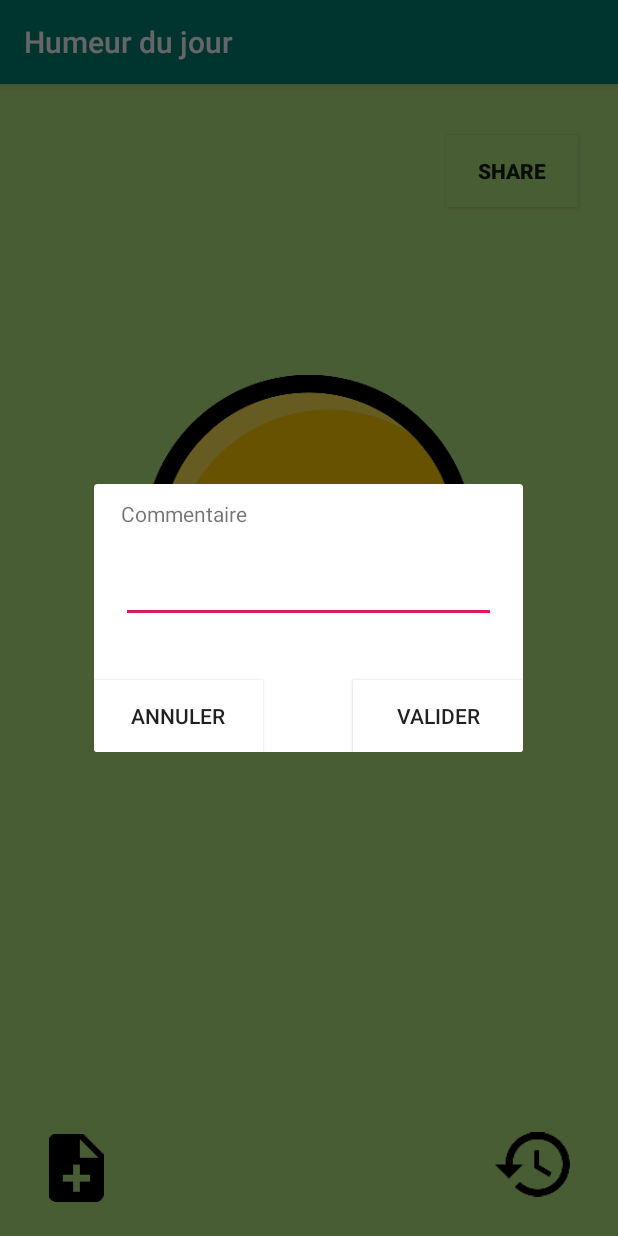
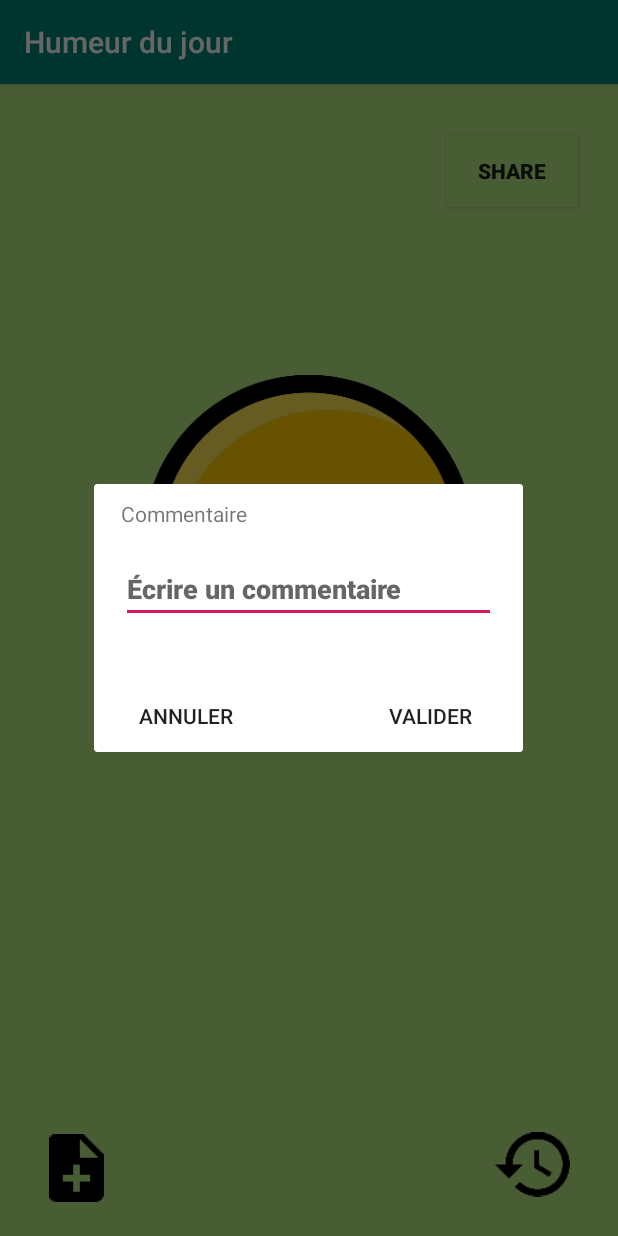
Before and after one commit to yacineKHA/ANDROID-Projet-3, an Android app: the screen it shows after launch (MainActivity), after a tap on "note icon for add a comment", on a phone screen of 412 x 824 dp. Run offline under Robolectric (Android 15) with nearby library versions, the phone set to English and light mode, and no system bars; our stand-ins replace ButterKnife.

Commit message:
update 6 - Résolution des warnings.

```diff
--- a/app/src/main/java/com/example/moi/exerciceimage/HistoricActivity.java
+++ b/app/src/main/java/com/example/moi/exerciceimage/HistoricActivity.java
@@ -17,7 +17,6 @@ import java.util.Locale;
 
 public class HistoricActivity extends AppCompatActivity implements View.OnClickListener {
 
-    LinearLayout currentLayout;
     Date today;
     SimpleDateFormat dateFormat;
     Calendar c, cal;
--- a/app/src/main/java/com/example/moi/exerciceimage/MainActivity.java
+++ b/app/src/main/java/com/example/moi/exerciceimage/MainActivity.java
@@ -39,7 +39,7 @@ public class MainActivity extends AppCompatActivity {
             R.drawable.smiley_happy,
             R.drawable.smiley_super_happy
     };
-    int[] backgroundcolor = new int[]{
+    int[] backgroundColor = new int[]{
             R.color.faded_red,
             R.color.warm_grey,
             R.color.cornflower_blue_65,
@@ -54,8 +54,8 @@ public class MainActivity extends AppCompatActivity {
             "plutôt joyeux :)",
             "très joyeux :D"
     };
-    int currentsmile = 2;
-    int currentbackgroundcolor = 2;
+    int currentSmile = 2;
+    int currentBackgroundColor = 2;
 
     private SharedPreferences mPref;
     private SharedPreferences.Editor mEdit;
@@ -64,10 +64,9 @@ public class MainActivity extends AppCompatActivity {
     EditText et_comment;
     String comment;
     TextView tv_comment;
-    String tempsactuel;
     String dateKey;
-    Dialog mydialog;
-    String getCurrentDateTime;
+    Dialog myDialog;
+
 
     @SuppressLint("ClickableViewAccessibility")
     @Override
@@ -76,13 +75,12 @@ public class MainActivity extends AppCompatActivity {
         setContentView(R.layout.activity_main);
         ButterKnife.bind(this);
 
-        mydialog = new Dialog(this);
-        mydialog.setContentView(R.layout.activity_image2);
-        tempsactuel = getCurrentDateTime;
-        bt_cancel = mydialog.findViewById(R.id.bt_cancel);
-        bt_ok = mydialog.findViewById(R.id.bt_ok);
-        et_comment = mydialog.findViewById(R.id.et_comment);
-        tv_comment = mydialog.findViewById(R.id.tv_comment);
+        myDialog = new Dialog(this);
+        myDialog.setContentView(R.layout.activity_image2);
+        bt_cancel = myDialog.findViewById(R.id.bt_cancel);
+        bt_ok = myDialog.findViewById(R.id.bt_ok);
+        et_comment = myDialog.findViewById(R.id.et_comment);
+        tv_comment = myDialog.findViewById(R.id.tv_comment);
 
         //date key
         SimpleDateFormat dateFormat = new SimpleDateFormat("ddMMyyyy", Locale.FRANCE);
@@ -118,9 +116,9 @@ public class MainActivity extends AppCompatActivity {
         String sharedMood = "";
         Intent sendIntent = new Intent();
         sendIntent.setAction(Intent.ACTION_SEND);
-        currentsmile = mPref.getInt("smilevalue" + dateKey, 3);
+        currentSmile = mPref.getInt("smilevalue" + dateKey, 3);
         for (int i = 0; i < 5; i++) {
-            if (currentsmile == i) {
+            if (currentSmile == i) {
                 sharedMood = stringMoodList[i];
             }
         }
@@ -136,15 +134,15 @@ public class MainActivity extends AppCompatActivity {
      */
     @OnClick(R.id.bt_addNote)
     public void note() {
-        mydialog.show();
-        bt_cancel.setOnClickListener(v -> mydialog.cancel());
+        myDialog.show();
+        bt_cancel.setOnClickListener(v -> myDialog.cancel());
         bt_ok.setOnClickListener(v -> {
             // save comment
             comment = et_comment.getText().toString();
             mEdit = mPref.edit();
             mEdit.putString("comment" + dateKey, comment);
             mEdit.apply();
-            mydialog.cancel();
+            myDialog.cancel();
         });
     }
 
@@ -165,8 +163,8 @@ public class MainActivity extends AppCompatActivity {
     public void savePreferences() {
         mPref = getSharedPreferences("preferences", MODE_PRIVATE);
         mEdit = mPref.edit();
-        mEdit.putInt("smilevalue" + dateKey, currentsmile);
-        mEdit.putInt("backcolorvalue" + dateKey, currentbackgroundcolor);
+        mEdit.putInt("smilevalue" + dateKey, currentSmile);
+        mEdit.putInt("backcolorvalue" + dateKey, currentBackgroundColor);
         mEdit.apply();
     }
 
@@ -175,18 +173,18 @@ public class MainActivity extends AppCompatActivity {
      * Method for load the smilevalue and colorvalue that are saved in shared preferences
      */
     public void loadPreferences() {
-        currentsmile = mPref.getInt("smilevalue" + dateKey, 3);
-        image1.setImageResource(mood[currentsmile]);
-        currentbackgroundcolor = mPref.getInt("backcolorvalue" + dateKey, 3);
-        mybackground.setBackgroundResource(backgroundcolor[currentbackgroundcolor]);
+        currentSmile = mPref.getInt("smilevalue" + dateKey, 3);
+        image1.setImageResource(mood[currentSmile]);
+        currentBackgroundColor = mPref.getInt("backcolorvalue" + dateKey, 3);
+        mybackground.setBackgroundResource(backgroundColor[currentBackgroundColor]);
     }
 
     public void setCurrentbackgroundcolor() {
-        mybackground.setBackgroundResource(backgroundcolor[currentbackgroundcolor]);
+        mybackground.setBackgroundResource(backgroundColor[currentBackgroundColor]);
     }
 
     public void setCurrentsmile() {
-        image1.setImageResource(mood[currentsmile]);
+        image1.setImageResource(mood[currentSmile]);
     }
 
     /**
@@ -194,12 +192,12 @@ public class MainActivity extends AppCompatActivity {
      * Method for slide up (mood), synchronise mood with background's color
      */
     public void smileUp() {
-        if (currentsmile == 4 && currentbackgroundcolor == 4) {
+        if (currentSmile == 4 && currentBackgroundColor == 4) {
             Toast.makeText(this, "Êtes-vous vraiment si heureux que ça ?", Toast.LENGTH_SHORT).show();
             return;
         }
-        currentbackgroundcolor++;
-        currentsmile++;
+        currentBackgroundColor++;
+        currentSmile++;
         setCurrentsmile();
         setCurrentbackgroundcolor();
     }
@@ -209,12 +207,12 @@ public class MainActivity extends AppCompatActivity {
      * Method for slide down (mood), synchronise the mood with the background's color
      */
     public void smileDown() {
-        if (currentsmile == 0 && currentbackgroundcolor == 0) {
+        if (currentSmile == 0 && currentBackgroundColor == 0) {
             Toast.makeText(this, "Êtes-vous vraiment si triste que ça ?", Toast.LENGTH_SHORT).show();
             return;
         }
-        currentsmile--;
-        currentbackgroundcolor--;
+        currentSmile--;
+        currentBackgroundColor--;
         setCurrentbackgroundcolor();
         setCurrentsmile();
     }
@@ -225,8 +223,8 @@ public class MainActivity extends AppCompatActivity {
      */
     public void shareButtonColor() {
         for (int i = 0; i < 5; i++) {
-            if (currentbackgroundcolor == i) {
-                btShare.setBackgroundResource(backgroundcolor[i]);
+            if (currentBackgroundColor == i) {
+                btShare.setBackgroundResource(backgroundColor[i]);
             }
         }
     }
--- a/app/src/main/res/layout/activity_image2.xml
+++ b/app/src/main/res/layout/activity_image2.xml
@@ -1,6 +1,7 @@
 <?xml version="1.0" encoding="utf-8"?>
 <LinearLayout xmlns:android="http://schemas.android.com/apk/res/android"
     xmlns:app="http://schemas.android.com/apk/res-auto"
+    xmlns:tools="http://schemas.android.com/tools"
     android:id="@+id/customDialog"
     android:layout_width="wrap_content"
     android:layout_height="wrap_content"
@@ -11,42 +12,53 @@
         android:id="@+id/tv_comment"
         android:layout_width="wrap_content"
         android:layout_height="wrap_content"
+        android:layout_marginStart="18dp"
         android:paddingTop="10dp"
-        android:layout_marginLeft="18dp"
-        android:text="Commentaire" />
+        android:text="@string/comment" />
 
     <EditText
         android:id="@+id/et_comment"
         android:layout_width="250dp"
         android:layout_height="wrap_content"
+        android:layout_gravity="center_horizontal"
         android:layout_margin="18dp"
-        android:layout_gravity="center_horizontal" />
+        android:autofillHints=""
+        android:fontFamily="sans-serif-black"
+        android:hint="@string/write_comment"
+        android:inputType="none"
+        tools:targetApi="o" />
 
     <LinearLayout
 
         android:layout_width="match_parent"
-        android:layout_height="match_parent"
-        android:layout_weight="1">
+        style="?android:attr/buttonBarStyle"
+        android:layout_height="match_parent">
 
 
         <Button
             android:id="@+id/bt_cancel"
+            style="@style/Widget.AppCompat.Button.Borderless"
             android:layout_width="wrap_content"
             android:layout_height="wrap_content"
-            android:layout_marginRight="60dp"
+            android:layout_marginStart="10dp"
             android:layout_marginTop="20dp"
+            android:layout_marginEnd="60dp"
             android:layout_weight="1"
             android:background="@color/white"
-            android:text="annuler" />
+            android:text="@string/Cancel"
+            tools:style="@style/Widget.AppCompat.Button.Borderless" />
 
         <Button
             android:id="@+id/bt_ok"
+            style="@style/Widget.AppCompat.Button.Borderless"
             android:layout_width="wrap_content"
             android:layout_height="wrap_content"
             android:layout_marginTop="20dp"
+            android:layout_marginEnd="10dp"
             android:layout_weight="1"
             android:background="@color/white"
-            android:text="valider" />
+            android:text="@string/ok"
+            tools:style="@style/Widget.AppCompat.Button.Borderless.Colored" />
 
 
     </LinearLayout>
--- a/app/src/main/res/values/strings.xml
+++ b/app/src/main/res/values/strings.xml
@@ -1,5 +1,5 @@
 <resources>
-    <string name="app_name">MoodApp</string>
+    <string name="app_name">MoodTracker</string>
     <string name="il_y_a_une_semaine">Il y a une semaine</string>
     <string name="il_y_a_six_jours">Il y a six jours</string>
     <string name="il_y_a_cinq_jours">Il y a cinq jours</string>
@@ -14,4 +14,8 @@
     <string name="historic_icon">historic icon: for show historic of moods</string>
     <string name="note_icon">note icon for add a comment</string>
     <string name="comment_icon">Icon set visible when there is a comment</string>
+    <string name="comment">Commentaire</string>
+    <string name="ok">Valider</string>
+    <string name="write_comment">Écrire un commentaire</string>
+    <string name="Cancel">Annuler</string>
 </resources>
--- a/build.gradle
+++ b/build.gradle
@@ -7,7 +7,7 @@ buildscript {
         jcenter()
     }
     dependencies {
-        classpath 'com.android.tools.build:gradle:3.2.1'
+        classpath 'com.android.tools.build:gradle:3.3.0'
 
 
         // NOTE: Do not place your application dependencies here; they belong
```
Also changed, not shown: gradle/wrapper/gradle-wrapper.properties.
